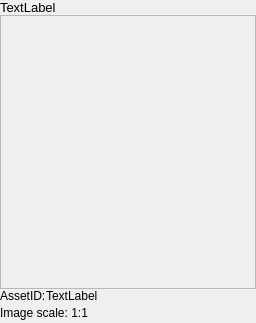
Before: the Qt Designer form bin/data/ui/texture_preview.ui in realXtend/tundra, drawn with Qt 5.
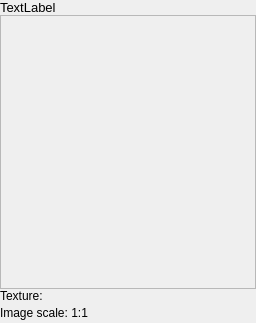
After: the same form once the commit is applied.

Commit message: Rename label, "AssetID" -> "Texture"

Patch:
```diff
--- a/bin/data/ui/texture_preview.ui
+++ b/bin/data/ui/texture_preview.ui
@@ -107,7 +107,7 @@
         <number>0</number>
        </property>
        <property name="text">
-        <string>AssetID:</string>
+        <string>Texture: </string>
        </property>
        <property name="scaledContents">
         <bool>false</bool>
@@ -132,7 +132,7 @@
         </sizepolicy>
        </property>
        <property name="text">
-        <string>TextLabel</string>
+        <string/>
        </property>
        <property name="textInteractionFlags">
         <set>Qt::LinksAccessibleByMouse|Qt::TextSelectableByKeyboard|Qt::TextSelectableByMouse</set>
```
